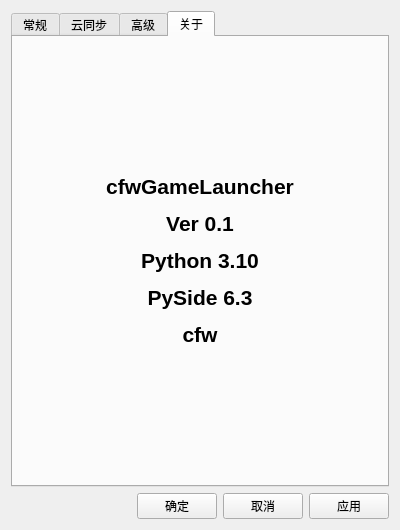
Old version of the form SettingW.ui in the repository cfwnico/cfwGameLauncher.
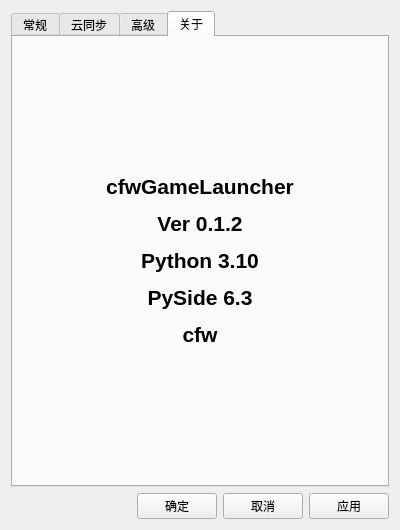
New version of the form. The open tabs and pages were chosen to show the change.

```diff
--- a/SettingW.ui
+++ b/SettingW.ui
@@ -320,7 +320,7 @@
        <item>
         <widget class="QLabel" name="label_10">
          <property name="text">
-          <string>&lt;html&gt;&lt;head/&gt;&lt;body&gt;&lt;p align=&quot;center&quot;&gt;&lt;span style=&quot; font-size:16pt; font-weight:700;&quot;&gt;cfwGameLauncher&lt;/span&gt;&lt;/p&gt;&lt;p align=&quot;center&quot;&gt;&lt;span style=&quot; font-size:16pt; font-weight:700;&quot;&gt;Ver 0.1&lt;/span&gt;&lt;/p&gt;&lt;p align=&quot;center&quot;&gt;&lt;span style=&quot; font-size:16pt; font-weight:700;&quot;&gt;Python 3.10&lt;/span&gt;&lt;/p&gt;&lt;p align=&quot;center&quot;&gt;&lt;span style=&quot; font-size:16pt; font-weight:700;&quot;&gt;PySide 6.3&lt;/span&gt;&lt;/p&gt;&lt;p align=&quot;center&quot;&gt;&lt;span style=&quot; font-size:16pt; font-weight:700;&quot;&gt;cfw&lt;/span&gt;&lt;/p&gt;&lt;/body&gt;&lt;/html&gt;</string>
+          <string>&lt;html&gt;&lt;head/&gt;&lt;body&gt;&lt;p align=&quot;center&quot;&gt;&lt;span style=&quot; font-size:16pt; font-weight:700;&quot;&gt;cfwGameLauncher&lt;/span&gt;&lt;/p&gt;&lt;p align=&quot;center&quot;&gt;&lt;span style=&quot; font-size:16pt; font-weight:700;&quot;&gt;Ver 0.1.2&lt;/span&gt;&lt;/p&gt;&lt;p align=&quot;center&quot;&gt;&lt;span style=&quot; font-size:16pt; font-weight:700;&quot;&gt;Python 3.10&lt;/span&gt;&lt;/p&gt;&lt;p align=&quot;center&quot;&gt;&lt;span style=&quot; font-size:16pt; font-weight:700;&quot;&gt;PySide 6.3&lt;/span&gt;&lt;/p&gt;&lt;p align=&quot;center&quot;&gt;&lt;span style=&quot; font-size:16pt; font-weight:700;&quot;&gt;cfw&lt;/span&gt;&lt;/p&gt;&lt;/body&gt;&lt;/html&gt;</string>
          </property>
         </widget>
        </item>
```
Left out of the diff: 6 changed lines with no effect on the pictures.
